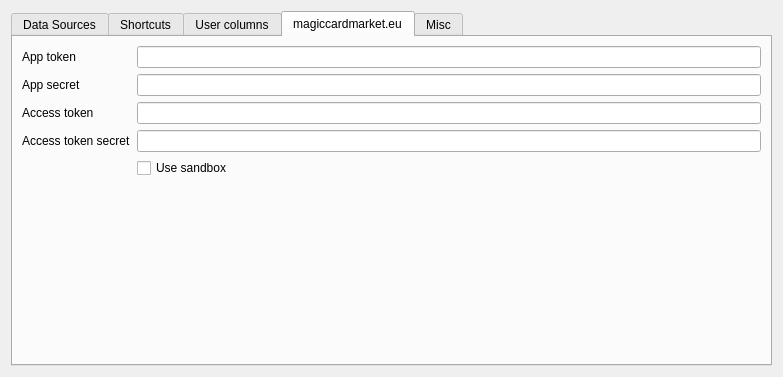
stijnvermeir/mtgcards, file mtgcards/optionsdialog.ui: the form before one commit.
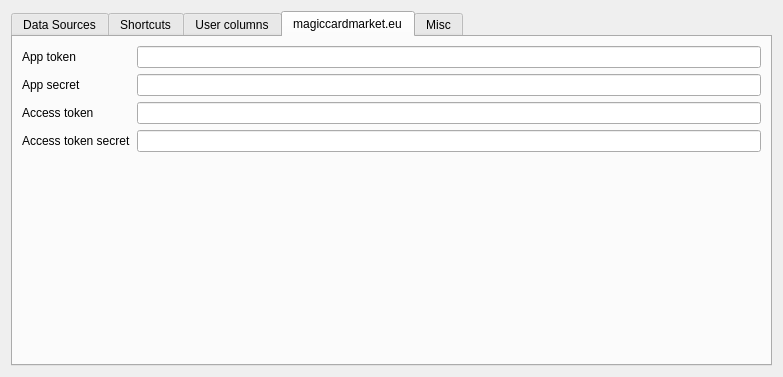
The form after the commit. The open tabs and pages were chosen to show the change. Icons and pictures are not drawn.

```diff
--- a/mtgcards/optionsdialog.ui
+++ b/mtgcards/optionsdialog.ui
@@ -308,13 +308,6 @@
          </property>
         </widget>
        </item>
-       <item row="4" column="1">
-        <widget class="QCheckBox" name="mkmUseSandboxChk">
-         <property name="text">
-          <string>Use sandbox</string>
-         </property>
-        </widget>
-       </item>
       </layout>
      </widget>
      <widget class="QWidget" name="miscTab">
```
